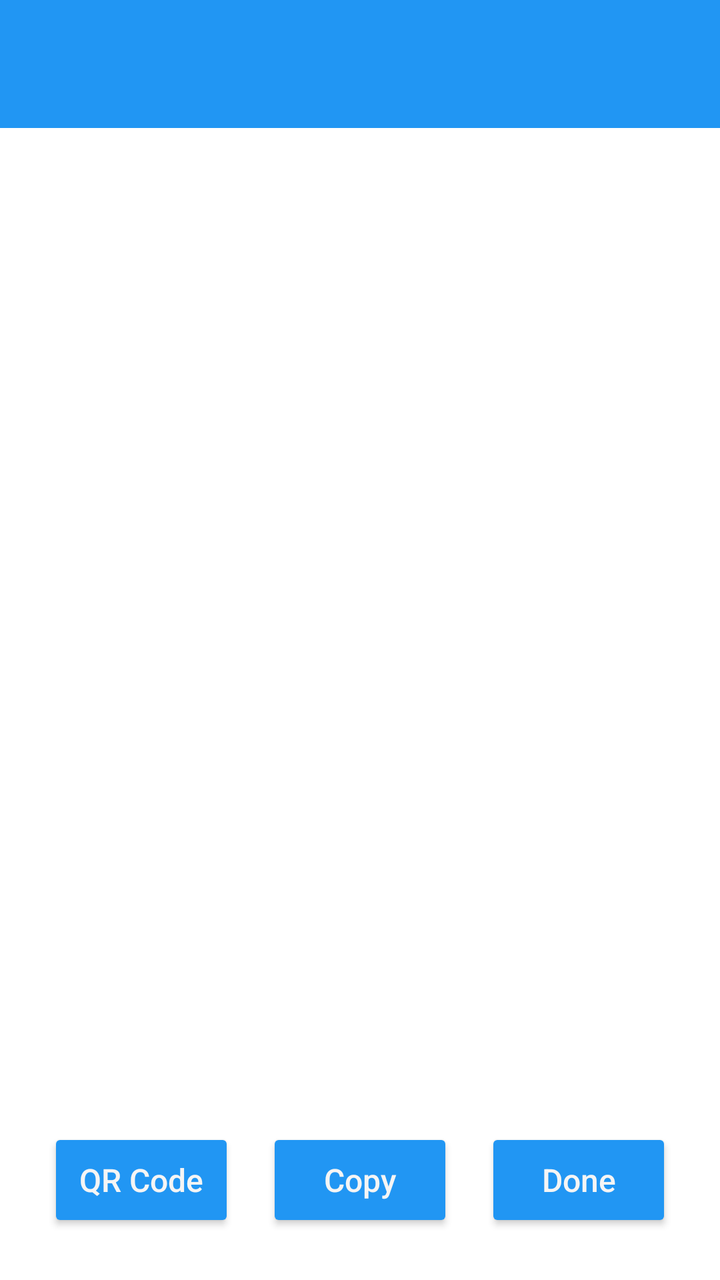
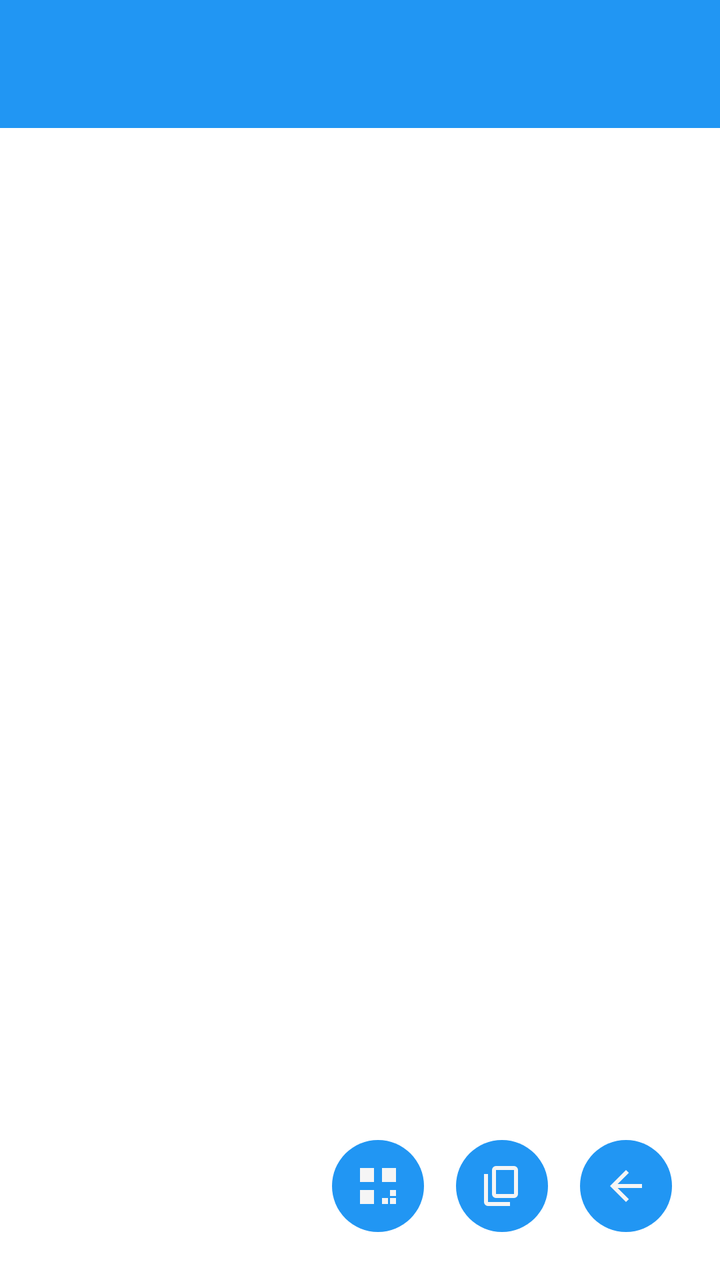

Compare the two renders of this Android layout. The source of the first and the diff that turns it into the second are given below.
<!-- AndroidManifest.xml: application theme Theme.Freer -->
<!-- res/layout/activity_show_tx_json.xml -->
<?xml version="1.0" encoding="utf-8"?>
<LinearLayout xmlns:android="http://schemas.android.com/apk/res/android"
    xmlns:app="http://schemas.android.com/apk/res-auto"
    android:layout_width="match_parent"
    android:layout_height="match_parent"
    android:orientation="vertical">

    <include layout="@layout/common_toolbar" />

    <LinearLayout
        android:layout_width="match_parent"
        android:layout_height="match_parent"
        android:orientation="vertical"
        android:padding="16dp">

        <LinearLayout
            android:id="@+id/jsonDisplayContainer"
            android:layout_width="match_parent"
            android:layout_height="0dp"
            android:layout_weight="1"
            android:orientation="vertical">

            <TextView
                android:id="@+id/jsonDisplay"
                android:layout_width="match_parent"
                android:layout_height="match_parent"
                android:background="@drawable/edit_text_background"
                android:padding="12dp"
                android:textColor="@color/text_color"
                android:textSize="14sp"
                android:scrollbars="vertical"
                android:fadeScrollbars="false"
                android:gravity="top|start" />

        </LinearLayout>

        <LinearLayout
            android:id="@+id/buttonContainer"
            android:layout_width="match_parent"
            android:layout_height="wrap_content"
            android:layout_marginTop="16dp"
            android:orientation="horizontal">

            <Button
                android:id="@+id/qrCodeButton"
                style="@style/ButtonStyle"
                android:text="@string/qr_code" />

            <Button
                android:id="@+id/copyButton"
                style="@style/ButtonStyle"
                android:text="@string/copy" />

            <Button
                android:id="@+id/closeButton"
                style="@style/ButtonStyle"
                android:text="@string/done" />

        </LinearLayout>

    </LinearLayout>

</LinearLayout>
<!-- res/layout/common_toolbar.xml (included above) -->
<?xml version="1.0" encoding="utf-8"?>
<androidx.appcompat.widget.Toolbar xmlns:android="http://schemas.android.com/apk/res/android"
    xmlns:app="http://schemas.android.com/apk/res-auto"
    android:id="@+id/toolbar"
    android:layout_width="match_parent"
    android:layout_height="?attr/actionBarSize"
    android:background="@color/colorAccent"
    android:theme="@style/ThemeOverlay.Freer.Toolbar">

    <LinearLayout
        android:id="@+id/toolbar_fid_container"
        android:layout_width="wrap_content"
        android:layout_height="match_parent"
        android:layout_gravity="end"
        android:orientation="horizontal"
        android:gravity="center_vertical"
        android:paddingEnd="4dp"
        android:paddingStart="16dp"
        android:visibility="gone"
        android:clickable="true"
        android:focusable="true"
        android:background="?android:attr/selectableItemBackground">

        <TextView
            android:id="@+id/toolbar_fid_text"
            android:layout_width="wrap_content"
            android:layout_height="wrap_content"
            android:layout_marginEnd="8dp"
            android:text="FID123456789..."
            android:textColor="@android:color/white"
            android:textSize="14sp"
            android:maxLines="1"
            android:ellipsize="none" />

        <ImageView
            android:id="@+id/toolbar_avatar"
            android:layout_width="42dp"
            android:layout_height="42dp"
            android:background="@color/colorAccent"
            android:scaleType="centerCrop"
            android:contentDescription="@string/avatar" />

    </LinearLayout>

</androidx.appcompat.widget.Toolbar>
<!-- resources referenced by this layout -->
<resources>
  <color name="colorAccent">#2196F3</color>
  <color name="text_color">#000000</color>
  <!-- drawable edit_text_background (drawable) -->
  <?xml version="1.0" encoding="utf-8"?>
  <selector xmlns:android="http://schemas.android.com/apk/res/android">
      <item android:state_focused="true">
          <layer-list>
              <item>
                  <shape android:shape="rectangle">
                      <solid android:color="@android:color/transparent" />
                  </shape>
              </item>
              <item android:bottom="0dp" android:left="0dp" android:right="0dp" android:top="0dp">
                  <shape android:shape="rectangle">
                      <solid android:color="@android:color/transparent" />
                      <stroke android:width="1dp" android:color="@color/colorAccent" />
                  </shape>
              </item>
          </layer-list>
      </item>
      <item>
          <shape android:shape="rectangle">
              <solid android:color="@android:color/transparent" />
          </shape>
      </item>
  </selector>
  <string name="avatar">Avatar</string>
  <string name="copy">Copy</string>
  <string name="done">Done</string>
  <string name="qr_code">QR Code</string>
  <style name="ButtonStyle">
          <item name="android:textColor">@color/main_background</item>
          <item name="android:backgroundTint">@color/colorAccent</item>
          <item name="android:paddingStart">8dp</item>
          <item name="android:paddingEnd">8dp</item>
          <item name="android:paddingTop">8dp</item>
          <item name="android:paddingBottom">8dp</item>
          <item name="android:textSize">16sp</item>
          <item name="android:textAllCaps">false</item>
          <item name="android:layout_width">wrap_content</item>
          <item name="android:layout_height">@dimen/button_height</item>
          <item name="android:layout_weight">1</item>
          <item name="android:layout_marginStart">4dp</item>
          <item name="android:layout_marginEnd">4dp</item>
          <item name="android:layout_margin">8dp</item>
          <item name="android:layout_gravity">center</item>
      </style>
  <style name="ThemeOverlay.Freer.Toolbar" parent="ThemeOverlay.AppCompat.ActionBar">
          <item name="android:textColorPrimary">@color/main_background</item>
          <item name="android:textColorSecondary">@color/main_background</item>
      </style>
  <style name="Theme.Freer" parent="Base.Theme.Freer" />
  <color name="main_background">#F5F5F5</color>
  <dimen name="button_height">52dp</dimen>
  <!-- unchanged entries left out for length: 1 -->
</resources>

<!-- the commit's change to res/layout/activity_show_tx_json.xml (unified diff, before → after) -->
@@ -26,7 +26,7 @@
                 android:layout_height="match_parent"
                 android:background="@drawable/edit_text_background"
                 android:padding="12dp"
-                android:textColor="@color/text_color"
+                android:textColor="@color/text"
                 android:textSize="14sp"
                 android:scrollbars="vertical"
                 android:fadeScrollbars="false"
@@ -39,22 +39,26 @@
             android:layout_width="match_parent"
             android:layout_height="wrap_content"
             android:layout_marginTop="16dp"
-            android:orientation="horizontal">
+            android:orientation="horizontal"
+            android:gravity="end">
 
-            <Button
+            <ImageButton
                 android:id="@+id/qrCodeButton"
-                style="@style/ButtonStyle"
-                android:text="@string/qr_code" />
+                style="@style/ImageButtonStyle"
+                android:src="@drawable/ic_make_qr"
+                android:contentDescription="@string/qr_code" />
 
-            <Button
+            <ImageButton
                 android:id="@+id/copyButton"
-                style="@style/ButtonStyle"
-                android:text="@string/copy" />
+                style="@style/ImageButtonStyle"
+                android:src="@drawable/ic_copy"
+                android:contentDescription="@string/copy" />
 
-            <Button
-                android:id="@+id/closeButton"
-                style="@style/ButtonStyle"
-                android:text="@string/done" />
+            <ImageButton
+                android:id="@+id/back_button"
+                style="@style/ImageButtonStyle"
+                android:src="@drawable/ic_back"
+                android:contentDescription="@string/confirm" />
 
         </LinearLayout>
 
@@ -68,7 +72,7 @@
     android:id="@+id/toolbar"
     android:layout_width="match_parent"
     android:layout_height="?attr/actionBarSize"
-    android:background="@color/colorAccent"
+    android:background="@color/accent"
     android:theme="@style/ThemeOverlay.Freer.Toolbar">
 
     <LinearLayout
@@ -77,30 +81,31 @@
         android:layout_height="match_parent"
         android:layout_gravity="end"
         android:orientation="horizontal"
-        android:gravity="center_vertical"
-        android:paddingEnd="4dp"
-        android:paddingStart="16dp"
+        android:gravity="end|center_vertical"
         android:visibility="gone"
         android:clickable="true"
         android:focusable="true"
+        android:paddingStart="8dp"
+        android:paddingEnd="16dp"
         android:background="?android:attr/selectableItemBackground">
 
         <TextView
             android:id="@+id/toolbar_fid_text"
-            android:layout_width="wrap_content"
+            android:layout_width="130dp"
             android:layout_height="wrap_content"
-            android:layout_marginEnd="8dp"
-            android:text="FID123456789..."
-            android:textColor="@android:color/white"
+            android:textColor="@color/main_background"
+            android:paddingStart="8dp"
+            android:paddingEnd="4dp"
             android:textSize="14sp"
             android:maxLines="1"
-            android:ellipsize="none" />
+            android:gravity="end"
+            android:ellipsize="middle" />
 
         <ImageView
             android:id="@+id/toolbar_avatar"
             android:layout_width="42dp"
             android:layout_height="42dp"
-            android:background="@color/colorAccent"
+            android:background="@color/accent"
             android:scaleType="centerCrop"
             android:contentDescription="@string/avatar" />
 
<!-- resource entries referenced after the edit -->
@@ -1,7 +1,6 @@
 <!-- resources referenced by this layout -->
 <resources>
-  <color name="colorAccent">#2196F3</color>
-  <color name="text_color">#000000</color>
+  <color name="accent">#2196F3</color>
   <!-- drawable edit_text_background (drawable) -->
   <?xml version="1.0" encoding="utf-8"?>
   <selector xmlns:android="http://schemas.android.com/apk/res/android">
@@ -15,7 +14,7 @@
               <item android:bottom="0dp" android:left="0dp" android:right="0dp" android:top="0dp">
                   <shape android:shape="rectangle">
                       <solid android:color="@android:color/transparent" />
-                      <stroke android:width="1dp" android:color="@color/colorAccent" />
+                      <stroke android:width="1dp" android:color="@color/accent" />
                   </shape>
               </item>
           </layer-list>
@@ -26,34 +25,67 @@
           </shape>
       </item>
   </selector>
+  <!-- drawable ic_back (drawable) -->
+  <vector xmlns:android="http://schemas.android.com/apk/res/android"
+      android:width="24dp"
+      android:height="24dp"
+      android:viewportWidth="960"
+      android:viewportHeight="960">
+    <path
+        android:pathData="m313,520 l224,224 -57,56 -320,-320 320,-320 57,56 -224,224h487v80L313,520Z"
+        android:fillColor="@color/main_background"/>
+  </vector>
+  <!-- drawable ic_copy (drawable) -->
+  <vector xmlns:android="http://schemas.android.com/apk/res/android"
+      android:width="24dp"
+      android:height="24dp"
+      android:viewportWidth="960"
+      android:viewportHeight="960">
+    <path
+        android:pathData="M360,720q-33,0 -56.5,-23.5T280,640v-480q0,-33 23.5,-56.5T360,80h360q33,0 56.5,23.5T800,160v480q0,33 -23.5,56.5T720,720L360,720ZM360,640h360v-480L360,160v480ZM200,880q-33,0 -56.5,-23.5T120,800v-560h80v560h440v80L200,880ZM360,640v-480,480Z"
+        android:fillColor="@color/accent"/>
+  </vector>
+  <!-- drawable ic_make_qr (drawable) -->
+  <?xml version="1.0" encoding="utf-8"?>
+  <vector xmlns:android="http://schemas.android.com/apk/res/android"
+      android:width="24dp"
+      android:height="24dp"
+      android:viewportWidth="24"
+      android:viewportHeight="24"
+      android:tint="@color/accent">
+      <path
+          android:fillColor="@color/text"
+          android:pathData="M3,3h7v7h-7zM14,3h7v7h-7zM3,14h7v7h-7z"/>
+      <path
+          android:fillColor="@color/text"
+          android:pathData="M18,14h3v3h-3zM14,18h3v3h-3zM18,18h3v3h-3z"/>
+  </vector>
   <string name="avatar">Avatar</string>
+  <string name="confirm">Confirm</string>
   <string name="copy">Copy</string>
-  <string name="done">Done</string>
   <string name="qr_code">QR Code</string>
-  <style name="ButtonStyle">
-          <item name="android:textColor">@color/main_background</item>
-          <item name="android:backgroundTint">@color/colorAccent</item>
-          <item name="android:paddingStart">8dp</item>
-          <item name="android:paddingEnd">8dp</item>
-          <item name="android:paddingTop">8dp</item>
-          <item name="android:paddingBottom">8dp</item>
-          <item name="android:textSize">16sp</item>
-          <item name="android:textAllCaps">false</item>
-          <item name="android:layout_width">wrap_content</item>
-          <item name="android:layout_height">@dimen/button_height</item>
-          <item name="android:layout_weight">1</item>
-          <item name="android:layout_marginStart">4dp</item>
-          <item name="android:layout_marginEnd">4dp</item>
+  <style name="ImageButtonStyle">
+          <item name="android:layout_width">46dp</item>
+          <item name="android:layout_height">46dp</item>
           <item name="android:layout_margin">8dp</item>
-          <item name="android:layout_gravity">center</item>
+          <item name="android:background">@drawable/bg_round_accent</item>
+          <item name="android:tint">@color/main_background</item>
+          <item name="android:scaleType">centerInside</item>
+          <item name="android:padding">8dp</item>
       </style>
   <style name="ThemeOverlay.Freer.Toolbar" parent="ThemeOverlay.AppCompat.ActionBar">
           <item name="android:textColorPrimary">@color/main_background</item>
           <item name="android:textColorSecondary">@color/main_background</item>
       </style>
   <style name="Theme.Freer" parent="Base.Theme.Freer" />
+  <!-- drawable bg_round_accent (drawable) -->
+  <?xml version="1.0" encoding="utf-8"?>
+  <shape xmlns:android="http://schemas.android.com/apk/res/android"
+      android:shape="oval">
+      <solid android:color="@color/accent" />
+  </shape>
   <color name="main_background">#F5F5F5</color>
-  <dimen name="button_height">52dp</dimen>
+  <color name="text">#000000</color>
   <!-- unchanged entries left out for length: 1 -->
 </resources>
 
